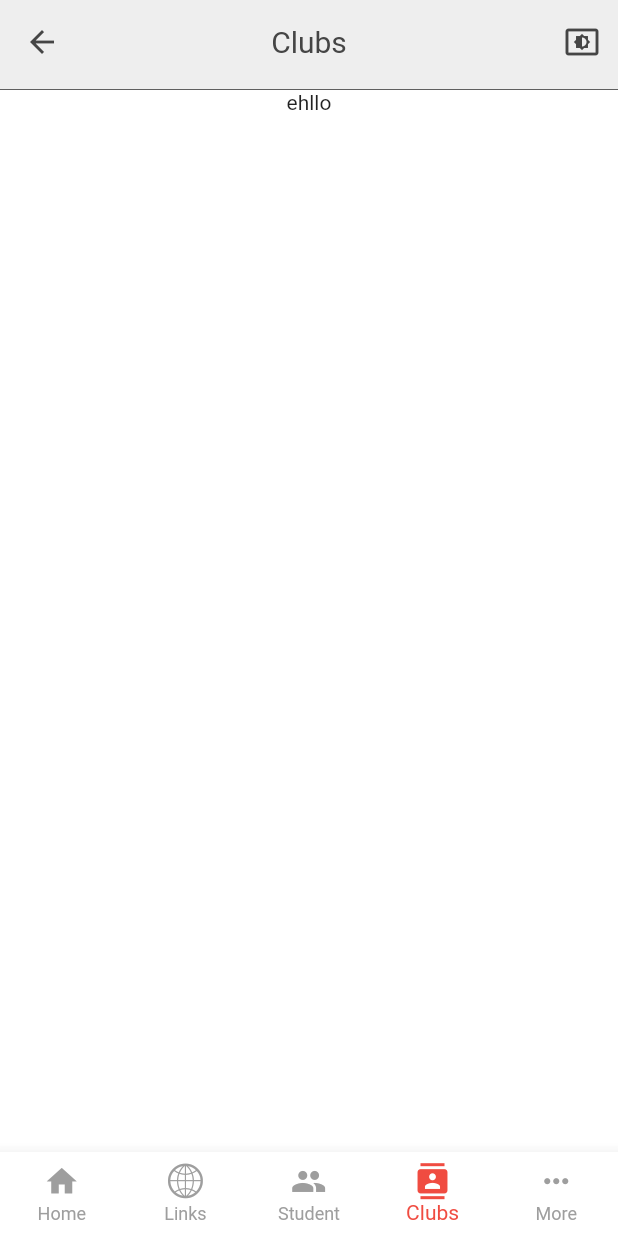
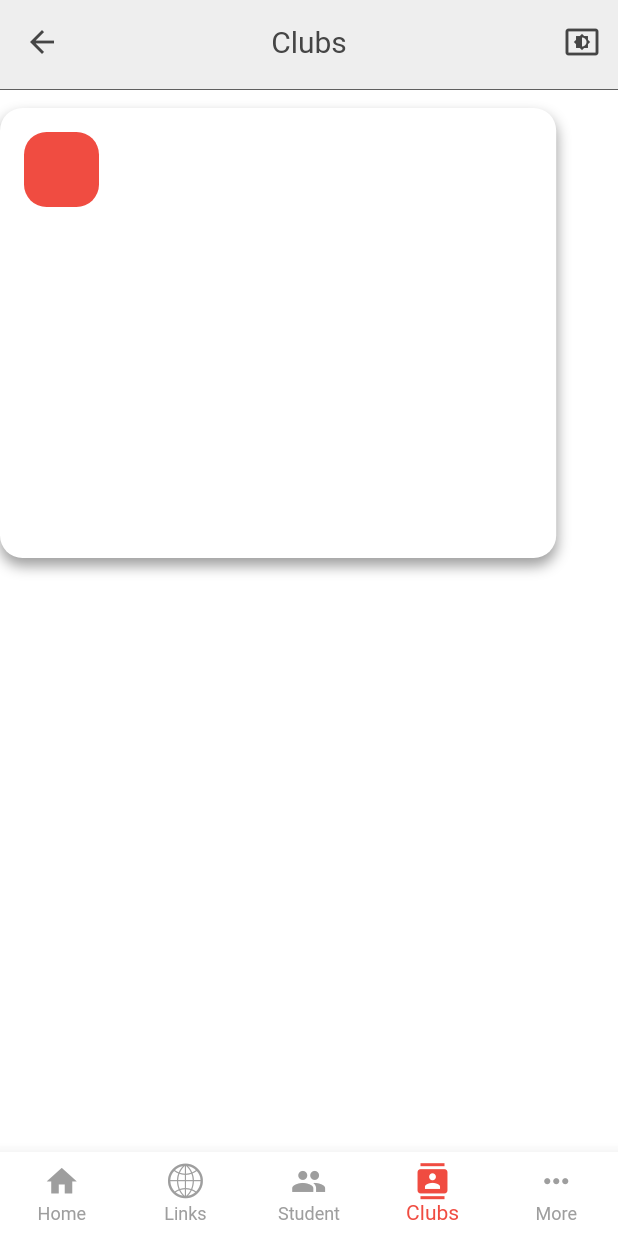
Before and after one commit to uhsmssschoolApp/WolfPackApp, a Flutter app: the clubs screen opened by its route, on a phone screen of 412 x 824 dp. Run offline on Flutter 3.47's test engine with Material 2 defaults, Android fonts, the phone set to English and light mode, and no system bars; our stand-ins replace shared_preferences, webview_flutter; accounts and stored records are empty; Roboto replaces fonts that are missing (SFBold).

Commit message:
Revert "going to revert"
This reverts commit d1335bf015a78442e6fa1306de10f9404bbeb6cb.

```diff
--- a/testflutter/lib/main.dart
+++ b/testflutter/lib/main.dart
@@ -9,12 +9,9 @@ import 'pages/links.dart';
 import 'pages/student.dart';
 import 'themes/mythemes.dart';
 import 'pages/more.dart';
-// import 'package:firebase_core/firebase_core.dart';
-// import 'package:flutter/material.dart';
 
-void main() /*async*/ {
-  // WidgetsFlutterBinding.ensureInitialized();
-  // await Firebase.initializeApp();
+void main() {
+  //await Firebase.initializeApp();
   runApp(MyApp());
 }
 
--- a/testflutter/lib/pages/clubs.dart
+++ b/testflutter/lib/pages/clubs.dart
@@ -1,3 +1,5 @@
+// import 'dart:html';
+
 import 'package:flutter/material.dart';
 import 'package:flutter/rendering.dart';
 import 'package:testflutter/nav.dart';
@@ -8,7 +10,6 @@ import '../constants/consts.dart';
 //firestore packages
 
 // import 'package:cloud_firestore/cloud_firestore.dart';
-// import 'package:firebase_core/firebase_core.dart';
 
 import '../appbar.dart';
 
@@ -27,12 +28,51 @@ class _clubsState extends State<clubs> {
   @override
   Widget build(BuildContext context) {
     double screenWidth = MediaQuery.of(context).size.width;
+
     return Scaffold(
       bottomNavigationBar: Nav(),
       appBar: mainAppBar("Clubs"),
       body: SingleChildScrollView(
-            child: Center(
-          child: Text('ehllo'),
+        child: Column(
+          // crossAxisAlignment: CrossAxisAlignment.start,
+          children: <Widget>[
+            SingleChildScrollView(
+              controller: ScrollController(),
+              child: Row(children: [
+                Container(
+                  margin: const EdgeInsets.only(top: 12.0),
+                  child: Column(
+                    children: [
+                      Row(
+                        children: [
+                          Container(
+                            margin: EdgeInsets.only(
+                                left: 16.0, right: 16.0, top: 16.0),
+                            alignment: Alignment.center,
+                            height: 50,
+                            width: 50,
+                            decoration: BoxDecoration(
+                              color: maroon,
+                              borderRadius: homeCorners,
+                            ),
+                          )
+                        ],
+                      ),
+                    ],
+                  ),
+                  alignment: Alignment.topRight,
+                  height: 300,
+                  width: screenWidth * 0.9,
+                  decoration: BoxDecoration(
+                    color: Theme.of(context).cardColor,
+                    borderRadius: homeCorners,
+                    boxShadow: [
+                      BoxShadow(
+                          color: Theme.of(context).shadowColor,
+                          blurRadius: 7,
+                          offset: Offset(0, 5))
+                    ],
+                  ),
                   // child: Container(
                   //   padding: EdgeInsets.only(top: 16.0),
                   //   child: StreamBuilder<QuerySnapshot>(
@@ -40,8 +80,10 @@ class _clubsState extends State<clubs> {
                   //       builder: (BuildContext context,
                   //           AsyncSnapshot<QuerySnapshot> snapshot) {
                   //         if (snapshot.hasError) {
+                  //           return Text('Something went wrong.');
                   //         }
-          //         if (snapshot.connectionState == ConnectionState.waiting) {
+                  //         if (snapshot.connectionState ==
+                  //             ConnectionState.waiting) {
                   //           return Text('Loading');
                   //         }
                   //         final data = snapshot.requireData;
@@ -49,57 +91,14 @@ class _clubsState extends State<clubs> {
                   //         return ListView.builder(
                   //             itemCount: data.size,
                   //             itemBuilder: (context, index) {
-          //               return Text(data.docs[index]['announcements']);
+                  //               return Text(
+                  //                   data.docs[index]['announcements']);
                   //             });
                   //       }),
                   // ),
-        )));
-  }
-}
-
-      //   child: Column(
-      //     // crossAxisAlignment: CrossAxisAlignment.start,
-      //     children: <Widget>[
-      //       SingleChildScrollView(
-      //         controller: ScrollController(),
-      //         child: Row(children: [
-      //           Container(
-      //             margin: const EdgeInsets.only(top: 12.0),
-      //             child: Column(
-      //               children: [
-      //                 Row(
-      //                   children: [
-      //                     Container(
-      //                       margin: EdgeInsets.only(
-      //                           left: 16.0, right: 16.0, top: 16.0),
-      //                       alignment: Alignment.center,
-      //                       height: 50,
-      //                       width: 50,
-      //                       decoration: BoxDecoration(
-      //                         color: maroon,
-      //                         borderRadius: homeCorners,
-      //                       ),
-      //                     )
-      //                   ],
-      //                 ),
-      //               ],
-      //             ),
-      //             alignment: Alignment.topRight,
-      //             height: 300,
-      //             width: screenWidth * 0.9,
-      //             decoration: BoxDecoration(
-      //               color: Theme.of(context).cardColor,
-      //               borderRadius: homeCorners,
-      //               boxShadow: [
-      //                 BoxShadow(
-      //                     color: Theme.of(context).shadowColor,
-      //                     blurRadius: 7,
-      //                     offset: Offset(0, 5))
-      //               ],
-      //             ),
-      //           ),
-      //         ]),
-
+                ),
+              ]),
+            ),
 
             // const Card(
             //   margin: EdgeInsets.only(left: 20.0, right: 20.0),
@@ -129,6 +128,9 @@ class _clubsState extends State<clubs> {
             //     ),
             //   ),
             // )
-          // ],
-        // ),
-      // ),
+          ],
+        ),
+      ),
+    );
+  }
+}
```
Also changed, not shown: testflutter/pubspec.lock, 3 other files. Lines whose indentation alone changed are shown as unchanged.
